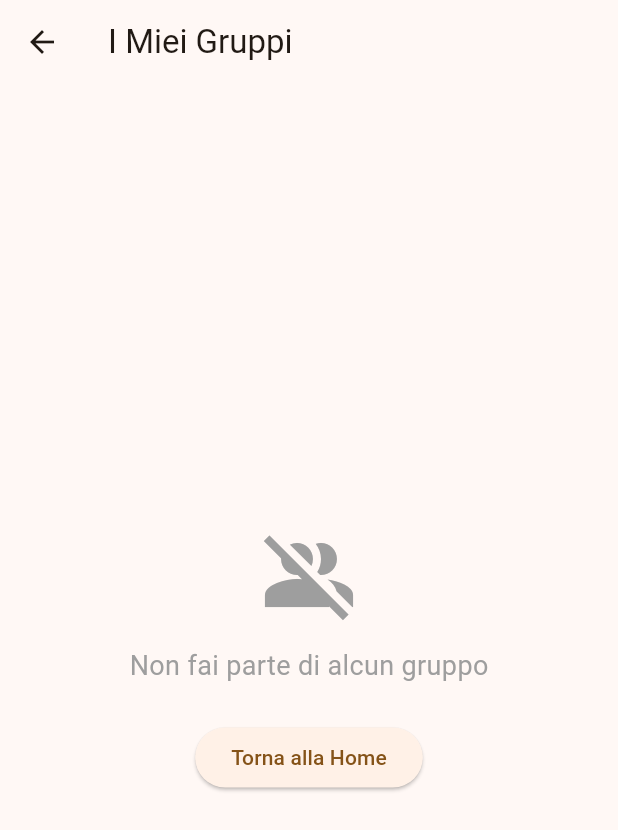
After one commit to PaxSat/ridebridge, a Flutter app: the SchermataMieiGruppi screen opened directly, on a phone screen of 412 x 824 dp. The commit adds this screen. Shown: the top 830 px of the screen. Run offline on Flutter 3.47's test engine with Material 3 defaults, Android fonts, the phone set to English and light mode, and no system bars; our stand-ins replace cloud_firestore, firebase_auth, firebase_core, google_sign_in; accounts and stored records are empty.

Commit message:
Implementata gestione gruppi e ruoli

```diff
--- /dev/null
+++ b/lib/schermate/schermata_miei_gruppi.dart
@@ -0,0 +1,102 @@
+import 'package:firebase_auth/firebase_auth.dart';
+import 'package:flutter/material.dart';
+import '../modelli/gruppo.dart';
+import '../servizi/servizio_gruppi.dart';
+import 'schermata_dettaglio_gruppo.dart';
+
+/// Schermata che mostra l'elenco dei gruppi a cui l'utente appartiene.
+class SchermataMieiGruppi extends StatefulWidget {
+  const SchermataMieiGruppi({super.key});
+
+  @override
+  State<SchermataMieiGruppi> createState() => _SchermataMieiGruppiState();
+}
+
+class _SchermataMieiGruppiState extends State<SchermataMieiGruppi> {
+  final ServizioGruppi _servizioGruppi = ServizioGruppi();
+  final String? _uid = FirebaseAuth.instance.currentUser?.uid;
+
+  @override
+  Widget build(BuildContext context) {
+    if (_uid == null) {
+      return const Scaffold(body: Center(child: Text("Utente non autenticato")));
+    }
+
+    return Scaffold(
+      appBar: AppBar(
+        title: const Text("I Miei Gruppi"),
+      ),
+      body: FutureBuilder<List<Gruppo>>(
+        future: _servizioGruppi.mieiGruppi(_uid),
+        builder: (context, snapshot) {
+          if (snapshot.connectionState == ConnectionState.waiting) {
+            return const Center(child: CircularProgressIndicator());
+          }
+
+          if (snapshot.hasError) {
+            return const Center(child: Text("Errore nel caricamento dei gruppi"));
+          }
+
+          final gruppi = snapshot.data ?? [];
+
+          if (gruppi.isEmpty) {
+            return Center(
+              child: Column(
+                mainAxisAlignment: MainAxisAlignment.center,
+                children: [
+                  const Icon(Icons.group_off, size: 64, color: Colors.grey),
+                  const SizedBox(height: 16),
+                  const Text(
+                    "Non fai parte di alcun gruppo",
+                    style: TextStyle(fontSize: 18, color: Colors.grey),
+                  ),
+                  const SizedBox(height: 24),
+                  ElevatedButton(
+                    onPressed: () => Navigator.pop(context),
+                    child: const Text("Torna alla Home"),
+                  ),
+                ],
+              ),
+            );
+          }
+
+          return ListView.builder(
+            padding: const EdgeInsets.all(16),
+            itemCount: gruppi.length,
+            itemBuilder: (context, index) {
+              final gruppo = gruppi[index];
+              return Card(
+                elevation: 2,
+                margin: const EdgeInsets.only(bottom: 12),
+                shape: RoundedRectangleBorder(borderRadius: BorderRadius.circular(12)),
+                child: ListTile(
+                  contentPadding: const EdgeInsets.symmetric(horizontal: 16, vertical: 8),
+                  leading: const CircleAvatar(
+                    backgroundColor: Colors.orange,
+                    child: Icon(Icons.motorcycle, color: Colors.white),
+                  ),
+                  title: Text(
+                    gruppo.nome,
+                    style: const TextStyle(fontWeight: FontWeight.bold, fontSize: 18),
+                  ),
+                  subtitle: Text("Codice: ${gruppo.codiceAccesso}"),
+                  trailing: const Icon(Icons.arrow_forward_ios, size: 16),
+                  onTap: () async {
+                    await Navigator.push(
+                      context,
+                      MaterialPageRoute(
+                        builder: (context) => SchermataDettaglioGruppo(gruppo: gruppo),
+                      ),
+                    );
+                    // Ricarica la lista al ritorno
+                    setState(() {});
+                  },
+                ),
+              );
+            },
+          );
+        },
+      ),
+    );
+  }
+}
```
Also changed, not shown: lib/schermate/schermata_dettaglio_gruppo.dart (added, +250 -0 lines), lib/schermate/schermata_home.dart (+69 -6 lines), lib/servizi/servizio_gruppi.dart (+35 -0 lines).
